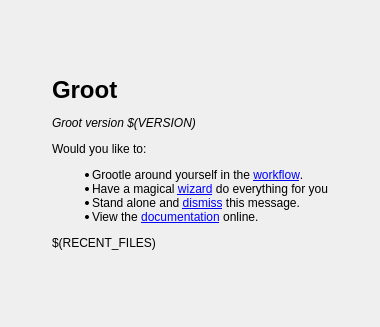
Above: groot/frontends/gui/forms/designer/frm_startup_designer.ui from JMcInerneyLab/groot before the change. Below: the same form after it.
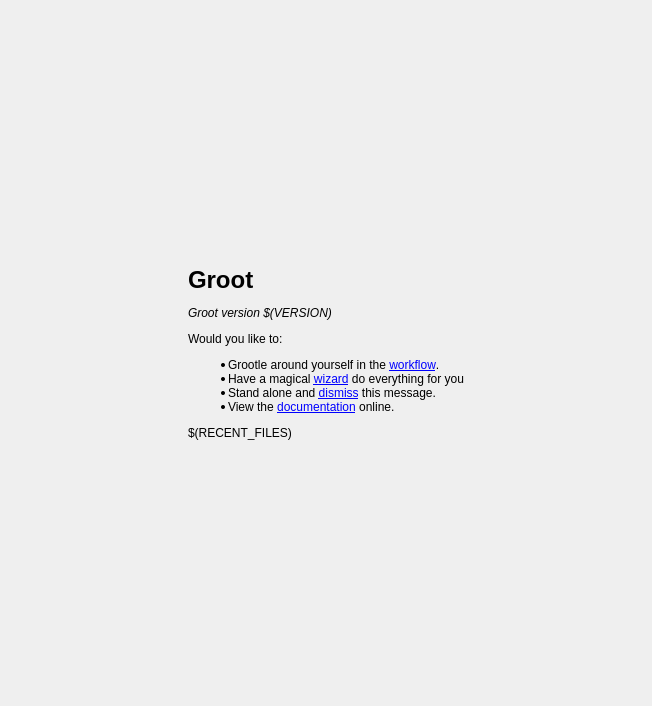
That is the form after the change. Icons and pictures are not drawn.

Diff of the .ui file:
```diff
--- a/groot/frontends/gui/forms/designer/frm_startup_designer.ui
+++ b/groot/frontends/gui/forms/designer/frm_startup_designer.ui
@@ -6,8 +6,8 @@
    <rect>
     <x>0</x>
     <y>0</y>
-    <width>380</width>
-    <height>327</height>
+    <width>652</width>
+    <height>706</height>
    </rect>
   </property>
   <layout class="QGridLayout" name="gridLayout">
@@ -65,14 +65,14 @@
         </property>
         <property name="text">
          <string>&lt;html&gt;&lt;head/&gt;&lt;body&gt;
-&lt;h1&gt;Groot&lt;/h1&gt;
+&lt;h1&gt;Groot&lt;/h1&gt;&lt;img src=&quot;:/groot/groot_logo.png&quot; width=128 height=85 align=&quot;right&quot; /&gt;
 &lt;p&gt;&lt;i&gt;Groot version $(VERSION)&lt;/i&gt;&lt;/p&gt;
 &lt;p&gt;Would you like to:&lt;/p&gt;
 &lt;ul&gt;
-&lt;li&gt;Grootle around yourself in the &lt;a href=&quot;action:show_workflow&quot;&gt;workflow&lt;/a&gt;.&lt;/li&gt;
-&lt;li&gt;Have a magical &lt;a href=&quot;action:show_wizard&quot;&gt;wizard&lt;/a&gt; do everything for you&lt;/li&gt;
+&lt;li&gt;Grootle around yourself in the &lt;a href=&quot;action:view_workflow&quot;&gt;workflow&lt;/a&gt;.&lt;/li&gt;
+&lt;li&gt;Have a magical &lt;a href=&quot;action:view_wizard&quot;&gt;wizard&lt;/a&gt; do everything for you&lt;/li&gt;
 &lt;li&gt;Stand alone and &lt;a href=&quot;action:dismiss_startup_screen&quot;&gt;dismiss&lt;/a&gt; this message.&lt;/li&gt;
-&lt;li&gt;View the &lt;a href=&quot;action:show_help&quot;&gt;documentation&lt;/a&gt; online.&lt;/li&gt;
+&lt;li&gt;View the &lt;a href=&quot;action:view_help&quot;&gt;documentation&lt;/a&gt; online.&lt;/li&gt;
 &lt;/ul&gt;
 $(RECENT_FILES)
 &lt;/body&gt;&lt;/html&gt;</string>
```
Left out of the diff: 4 changed lines with no effect on the pictures.
